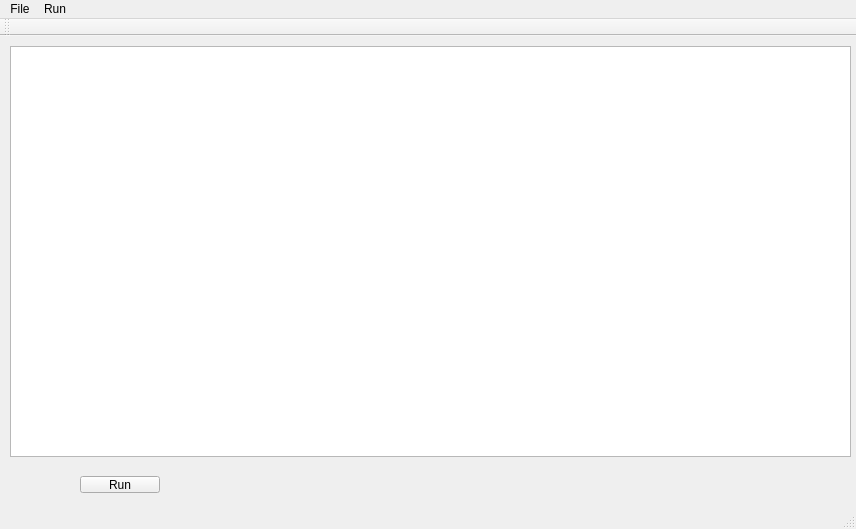
Qt form mainwindow.ui (pashazz/qtqbasic) before a commit.
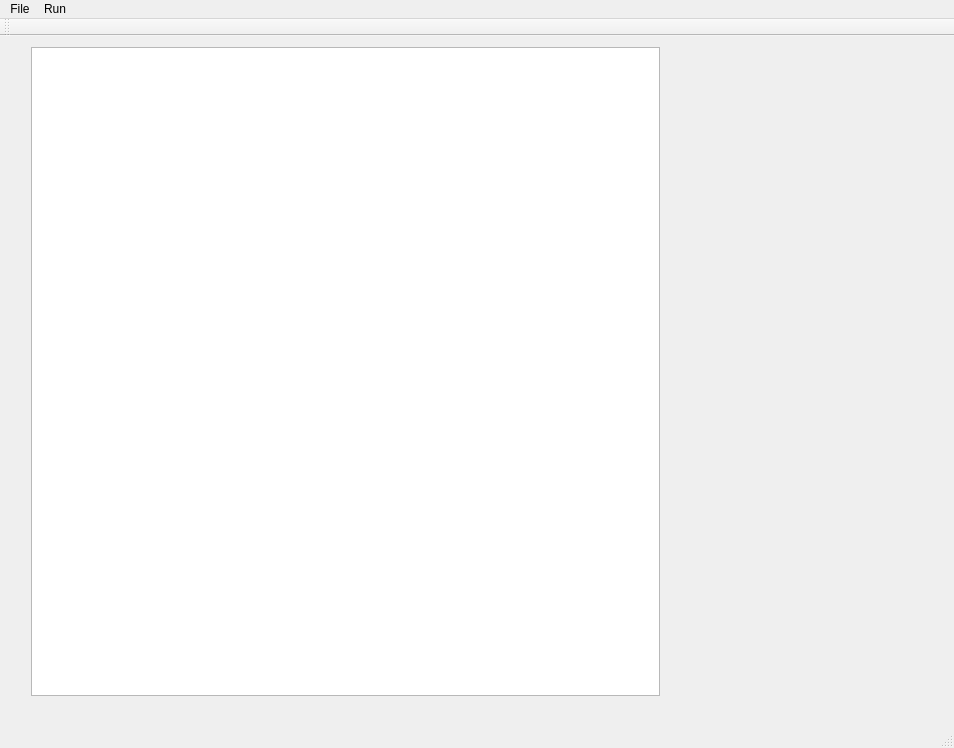
The same form after that commit.

Diff of the .ui file:
```diff
--- a/mainwindow.ui
+++ b/mainwindow.ui
@@ -6,36 +6,28 @@
    <rect>
     <x>0</x>
     <y>0</y>
-    <width>856</width>
-    <height>529</height>
+    <width>954</width>
+    <height>748</height>
    </rect>
   </property>
   <property name="windowTitle">
    <string>QtQBasic-GIT</string>
   </property>
   <widget class="QWidget" name="centralWidget">
-   <widget class="QPlainTextEdit" name="plainTextEdit">
+   <widget class="QWidget" name="verticalLayoutWidget">
     <property name="geometry">
      <rect>
-      <x>10</x>
-      <y>10</y>
-      <width>841</width>
-      <height>411</height>
+      <x>20</x>
+      <y>0</y>
+      <width>651</width>
+      <height>671</height>
      </rect>
     </property>
-   </widget>
-   <widget class="QPushButton" name="cmdRun">
-    <property name="geometry">
-     <rect>
-      <x>80</x>
-      <y>440</y>
-      <width>80</width>
-      <height>17</height>
-     </rect>
-    </property>
-    <property name="text">
-     <string>Run</string>
-    </property>
+    <layout class="QVBoxLayout" name="verticalLayout">
+     <item>
+      <widget class="QPlainTextEdit" name="plainTextEdit"/>
+     </item>
+    </layout>
    </widget>
   </widget>
   <widget class="QMenuBar" name="menuBar">
@@ -43,7 +35,7 @@
     <rect>
      <x>0</x>
      <y>0</y>
-     <width>856</width>
+     <width>954</width>
      <height>18</height>
     </rect>
    </property>
```
Left out of the diff: 19 changed lines with no effect on the pictures.
